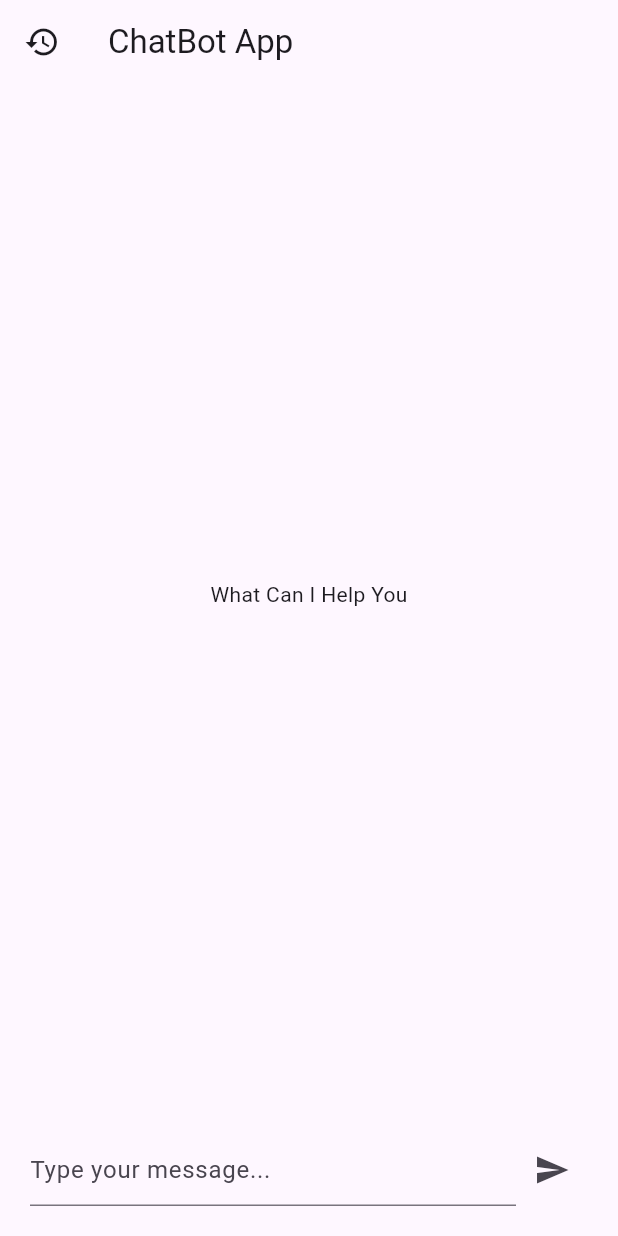
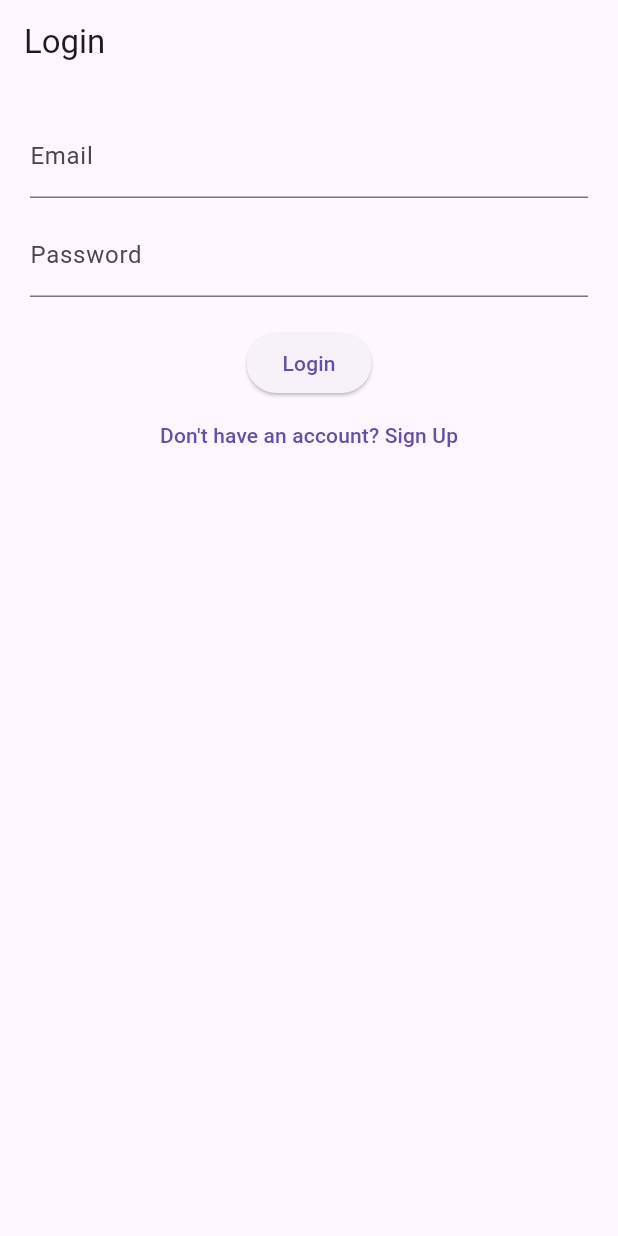
Before and after one commit to Ashitosharcitech/ChatBotApp, a Flutter app: the screen it shows after launch, on a phone screen of 412 x 824 dp. Run offline on Flutter 3.47's test engine with Material 3 defaults, Android fonts, the phone set to English and light mode, and no system bars; our stand-ins replace cloud_firestore, firebase_auth, firebase_core, flutter_bloc, flutter_markdown; accounts and stored records are empty.

Commit message:
add signup and login features added and session issue sloved

```diff
--- a/lib/Blocss/chat_event.dart
+++ b/lib/Blocss/chat_event.dart
@@ -10,8 +10,30 @@ class TypeBotMessageEvent extends ChatEvent {
   TypeBotMessageEvent(this.fullText);
 }
 class LoadPreviousChatEvent extends ChatEvent {
-  final String userInput;
-  final String botResponse;
+  final String sessionId;
+  final String previousUserMessage;
+  final String previousBotResponse;
 
-  LoadPreviousChatEvent(this.userInput, this.botResponse);
+  LoadPreviousChatEvent({
+    required this.sessionId,
+    required this.previousUserMessage,
+    required this.previousBotResponse,
+  });
 }
+
+
+
+class ClearChatEvent extends ChatEvent {
+   final String userInput;
+  ClearChatEvent({required this.userInput});
+}
+
+class StartNewSessionEvent extends ChatEvent {
+  final String title;
+  StartNewSessionEvent(this.title);
+}
+
+class LoadSessionEvent extends ChatEvent {
+  final String sessionId;
+  LoadSessionEvent(this.sessionId);
+}
--- /dev/null
+++ b/lib/Screenss/login_screen.dart
@@ -0,0 +1,60 @@
+import 'package:chat_bot_app/Screenss/signup_screen.dart';
+import 'package:chat_bot_app/Service/auth_service.dart';
+import 'package:flutter/material.dart';
+
+class LoginScreen extends StatefulWidget {
+  @override
+  State<LoginScreen> createState() => _LoginScreenState();
+}
+
+class _LoginScreenState extends State<LoginScreen> {
+  final _emailController = TextEditingController();
+  final _passwordController = TextEditingController();
+  final _auth = AuthService();
+
+  @override
+  Widget build(BuildContext context) {
+    return Scaffold(
+      appBar: AppBar(title: Text("Login")),
+      body: Padding(
+        padding: const EdgeInsets.all(20),
+        child: Column(
+          children: [
+            TextField(
+              controller: _emailController,
+              decoration: InputDecoration(labelText: "Email"),
+            ),
+            SizedBox(height: 10),
+            TextField(
+              controller: _passwordController,
+              obscureText: true,
+              decoration: InputDecoration(labelText: "Password"),
+            ),
+            SizedBox(height: 20),
+            ElevatedButton(
+              onPressed: () async {
+                try {
+                  await _auth.signIn(
+                    _emailController.text.trim(),
+                    _passwordController.text.trim(),
+                  );
+                } catch (e) {
+                  ScaffoldMessenger.of(context).showSnackBar(
+                    SnackBar(content: Text("Login failed: $e")),
+                  );
+                }
+              },
+              child: Text("Login"),
+            ),
+            TextButton(
+              onPressed: () {
+                Navigator.push(context, MaterialPageRoute(builder: (_) => SignUpScreen()));
+              },
+              child: Text("Don't have an account? Sign Up"),
+            ),
+          ],
+        ),
+      ),
+    );
+  }
+}
--- /dev/null
+++ b/lib/Service/auth_service.dart
@@ -0,0 +1,30 @@
+// ignore: depend_on_referenced_packages
+import 'package:firebase_auth/firebase_auth.dart';
+
+class AuthService {
+  final FirebaseAuth _auth = FirebaseAuth.instance;
+
+  Future<User?> signUp(String email, String password) async {
+    final result = await _auth.createUserWithEmailAndPassword(
+      email: email,
+      password: password,
+    );
+    return result.user;
+  }
+
+  Future<User?> signIn(String email, String password) async {
+    final result = await _auth.signInWithEmailAndPassword(
+      email: email,
+      password: password,
+    );
+    return result.user;
+  }
+
+  Future<void> signOut() async {
+    await _auth.signOut();
+  }
+
+  Stream<User?> get userChanges => _auth.authStateChanges();
+
+  User? get curruntUser => _auth.currentUser;
+}
--- a/lib/main.dart
+++ b/lib/main.dart
@@ -1,6 +1,10 @@
+import 'dart:math';
+
 import 'package:chat_bot_app/Blocss/chat_bloc.dart';
 import 'package:chat_bot_app/Screenss/chat_screen.dart';
+import 'package:chat_bot_app/Service/auth_service.dart';
 import 'package:chat_bot_app/Service/firebase_services.dart';
+import 'package:firebase_auth/firebase_auth.dart';
 import 'package:firebase_core/firebase_core.dart';
 import 'package:flutter/material.dart';
 import 'package:flutter_bloc/flutter_bloc.dart';
@@ -9,25 +13,42 @@ import 'Service/gemini_service.dart';
 // import 'Service/firebase_service.dart';
 // import 'screens/chat_screen.dart'; // or whatever your main screen is
 
+import 'package:chat_bot_app/Screenss/login_screen.dart';
+
 void main() async {
   WidgetsFlutterBinding.ensureInitialized();
   await Firebase.initializeApp();
 
-  runApp(MyApp());
+  runApp(AppWrapper());
 }
 
-class MyApp extends StatelessWidget {
+class AppWrapper extends StatelessWidget {
   final geminiService = GeminiService();
   final firebaseService = FirebaseService();
+  final AuthService _authService = AuthService();
+
 
   @override
   Widget build(BuildContext context) {
     return BlocProvider(
       create: (_) => ChatBloc(geminiService, firebaseService),
       child: MaterialApp(
+        title: 'ChatBot App',
         debugShowCheckedModeBanner: false,
-        title: 'ChatBot App',
-        home: ChatScreen(), // or MyHomePage()
+        home: StreamBuilder<User?>(
+          stream: _authService.userChanges,
+          builder: (context, snapshot) {
+            if (snapshot.connectionState == ConnectionState.waiting) {
+              return const Scaffold(
+                body: Center(child: CircularProgressIndicator()),
+              );
+            } else if (snapshot.hasData) {
+              return ChatScreen(friendId: null, chatId: '');
+            } else {
+              return LoginScreen();
+            }
+          },
+        ),
       ),
     );
   }
--- a/pubspec.yaml
+++ b/pubspec.yaml
@@ -38,6 +38,7 @@ dependencies:
   # The following adds the Cupertino Icons font to your application.
   # Use with the CupertinoIcons class for iOS style icons.
   cupertino_icons: ^1.0.8
+  firebase_auth: ^5.5.4
 
 
 
```
Also changed, not shown: lib/Blocss/chat_bloc.dart (+60 -14 lines), lib/Screenss/chat_screen.dart (+113 -42 lines), lib/Screenss/chat_session_loader.dart (added, +31 -0 lines), lib/Screenss/chating_screens/chat_screen.dart (added, +87 -0 lines), lib/Screenss/chating_screens/friend_requests_screen.dart (added, +43 -0 lines), lib/Screenss/chating_screens/user_list_screen.dart (added, +43 -0 lines), lib/Screenss/signup_screen.dart (added, +54 -0 lines), lib/Service/firebase_services.dart (+42 -7 lines), lib/modelss/message.dart (+5 -5 lines), lib/Blocss/chat_state.dart (indentation only), 4 other files.
